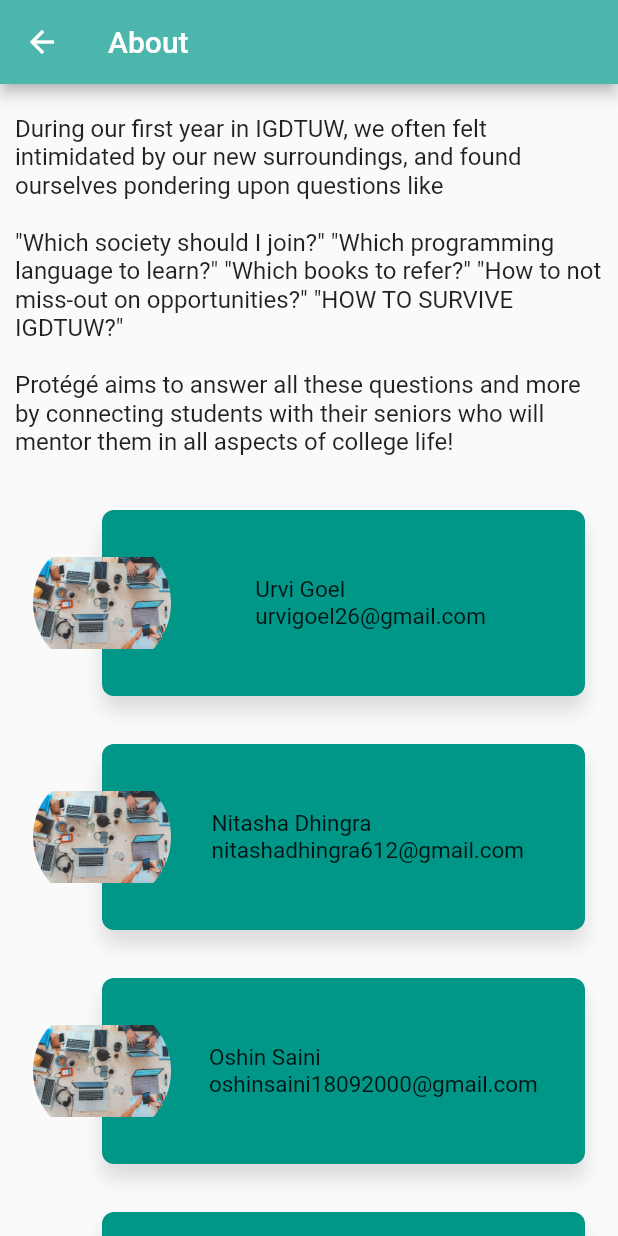
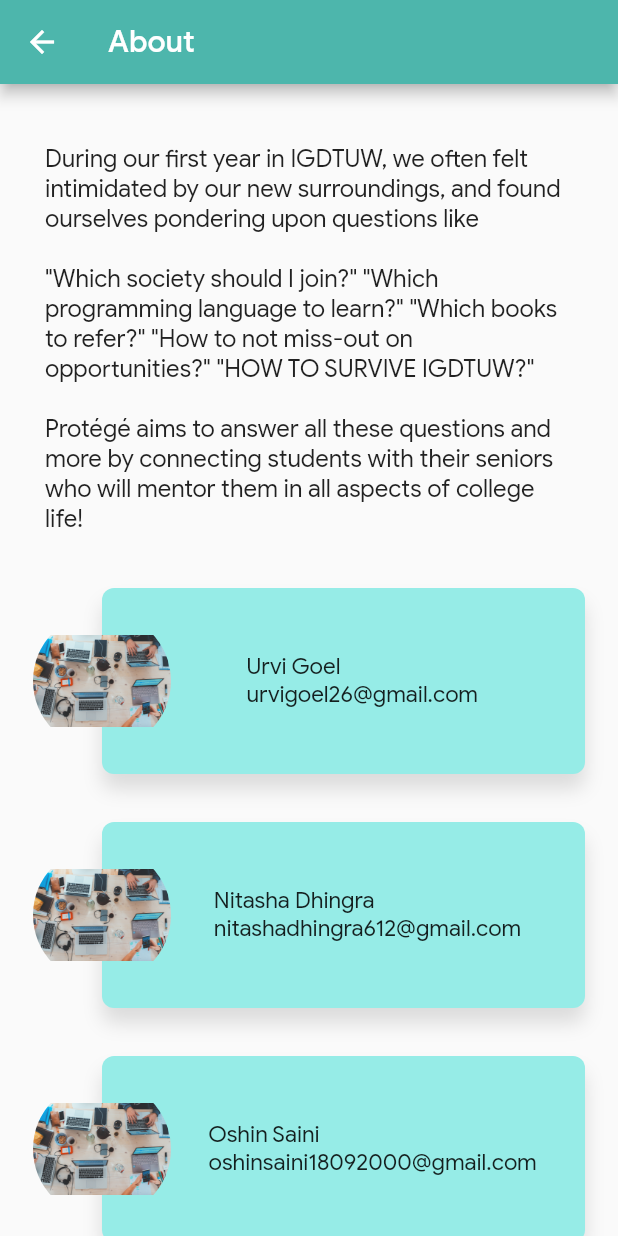
Before and after one commit to Spiral-Forge/Mentorship, a Flutter app: the About screen opened directly, on a phone screen of 412 x 824 dp. Run offline on Flutter 3.47's test engine with Material 2 defaults, Android fonts, the phone set to English and light mode, and no system bars; our stand-ins replace cloud_firestore, firebase_auth, firebase_storage, flutter_spinkit, google_fonts, hexcolor and 4 more; missing offline and left inert: dart:js, flutter_mailer, multiselect_formfield; accounts and stored records are empty.

Commit message:
ui enhanced

```diff
--- a/lib/screens/sidebarScreens/about.dart
+++ b/lib/screens/sidebarScreens/about.dart
@@ -1,33 +1,37 @@
 import 'package:dbapp/constants/colors.dart';
 import 'package:dbapp/constants/sidebarConstants.dart';
 import 'package:flutter/material.dart';
+
 class About extends StatelessWidget {
-
-
   @override
   Widget build(BuildContext context) {
     return new Scaffold(
-      appBar: new AppBar(title: new Text("About"), backgroundColor: AppColors.COLOR_TEAL_LIGHT),
+        appBar: new AppBar(
+            title:
+                new Text("About", style: TextStyle(fontFamily: 'GoogleSans')),
+            backgroundColor: AppColors.COLOR_TEAL_LIGHT),
         body: SingleChildScrollView(
           scrollDirection: Axis.vertical,
           child: new Column(
             children: <Widget>[
-            Center(
+              Padding(
+                padding: EdgeInsets.fromLTRB(20, 20, 20, 0),
                 child: new Container(
-                margin: EdgeInsets.symmetric(vertical:20.0,horizontal:10.0),
-                child: Text(SidebarConstants.aboutSoc,style: TextStyle(fontSize:16.0 ),),
+                  margin:
+                      EdgeInsets.symmetric(vertical: 20.0, horizontal: 10.0),
+                  child: Text(
+                    SidebarConstants.aboutSoc,
+                    style: TextStyle(fontSize: 16.0, fontFamily: 'GoogleSans'),
+                  ),
                 ),
               ),
               new Mycard1(),
               new Mycard2(),
               new Mycard3(),
               new Mycard4(),
-
             ],
           ),
-      )
-
-    );
+        ));
   }
 }
 
@@ -41,14 +45,11 @@ class Mycard1 extends StatelessWidget {
           horizontal: 22.0,
         ),
         child: new Stack(
-        children: <Widget>[
-          card1,
-          thumbnail1
-        ],
-      )
-    );
+          children: <Widget>[card1, thumbnail1],
+        ));
   }
 }
+
 class Mycard2 extends StatelessWidget {
   int num;
   @override
@@ -59,14 +60,11 @@ class Mycard2 extends StatelessWidget {
           horizontal: 22.0,
         ),
         child: new Stack(
-        children: <Widget>[
-          card2,
-          thumbnail2
-        ],
-      )
-    );
+          children: <Widget>[card2, thumbnail2],
+        ));
   }
 }
+
 class Mycard3 extends StatelessWidget {
   int num;
   @override
@@ -77,14 +75,11 @@ class Mycard3 extends StatelessWidget {
           horizontal: 22.0,
         ),
         child: new Stack(
-        children: <Widget>[
-          card3,
-          thumbnail3
-        ],
-      )
-    );
+          children: <Widget>[card3, thumbnail3],
+        ));
   }
 }
+
 class Mycard4 extends StatelessWidget {
   int num;
   @override
@@ -95,18 +90,13 @@ class Mycard4 extends StatelessWidget {
           horizontal: 22.0,
         ),
         child: new Stack(
-        children: <Widget>[
-          card4,
-          thumbnail4
-        ],
-      )
-    );
+          children: <Widget>[card4, thumbnail4],
+        ));
   }
 }
+
 final thumbnail1 = new Container(
-    margin: new EdgeInsets.symmetric(
-      vertical: 16.0
-    ),
+  margin: new EdgeInsets.symmetric(vertical: 16.0),
   alignment: FractionalOffset.centerLeft,
   child: ClipOval(
     child: new Image(
@@ -118,12 +108,16 @@ final thumbnail1 = new Container(
 );
 
 final card1 = new Container(
-    padding: EdgeInsets.only(left:25.0),
+  padding: EdgeInsets.only(left: 25.0),
   height: 124.0,
   margin: new EdgeInsets.only(left: 46.0),
-    child: Center(child: Text(SidebarConstants.founderUrvi,style: TextStyle(fontSize:15.0),)),
+  child: Center(
+      child: Text(
+    SidebarConstants.founderUrvi,
+    style: TextStyle(fontSize: 15.0, fontFamily: 'GoogleSans'),
+  )),
   decoration: new BoxDecoration(
-      color: AppColors.COLOR_TEAL_DARK,
+    color: AppColors.PROTEGE_CYAN,
     shape: BoxShape.rectangle,
     borderRadius: new BorderRadius.circular(8.0),
     boxShadow: <BoxShadow>[
@@ -136,12 +130,8 @@ final thumbnail1 = new Container(
   ),
 );
 
-
 final thumbnail2 = new Container(
-
-    margin: new EdgeInsets.symmetric(
-      vertical: 16.0
-    ),
+  margin: new EdgeInsets.symmetric(vertical: 16.0),
   alignment: FractionalOffset.centerLeft,
   child: ClipOval(
     child: new Image(
@@ -153,12 +143,16 @@ final thumbnail1 = new Container(
 );
 
 final card2 = new Container(
-     padding: EdgeInsets.only(left:25.0),
+  padding: EdgeInsets.only(left: 25.0),
   height: 124.0,
   margin: new EdgeInsets.only(left: 46.0),
-    child: Center(child: Text(SidebarConstants.founderNitasha,style: TextStyle(fontSize:15.0),)),
+  child: Center(
+      child: Text(
+    SidebarConstants.founderNitasha,
+    style: TextStyle(fontSize: 15.0, fontFamily: 'GoogleSans'),
+  )),
   decoration: new BoxDecoration(
-      color: AppColors.COLOR_TEAL_DARK,
+    color: AppColors.PROTEGE_CYAN,
     shape: BoxShape.rectangle,
     borderRadius: new BorderRadius.circular(8.0),
     boxShadow: <BoxShadow>[
@@ -172,9 +166,7 @@ final thumbnail1 = new Container(
 );
 
 final thumbnail3 = new Container(
-    margin: new EdgeInsets.symmetric(
-      vertical: 16.0
-    ),
+  margin: new EdgeInsets.symmetric(vertical: 16.0),
   alignment: FractionalOffset.centerLeft,
   child: ClipOval(
     child: new Image(
@@ -186,12 +178,16 @@ final thumbnail1 = new Container(
 );
 
 final card3 = new Container(
-     padding: EdgeInsets.only(left:25.0),
+  padding: EdgeInsets.only(left: 25.0),
   height: 124.0,
   margin: new EdgeInsets.only(left: 46.0),
-    child: Center(child: Text(SidebarConstants.founderOshin,style: TextStyle(fontSize:15.0),)),
+  child: Center(
+      child: Text(
+    SidebarConstants.founderOshin,
+    style: TextStyle(fontSize: 15.0, fontFamily: 'GoogleSans'),
+  )),
   decoration: new BoxDecoration(
-      color: AppColors.COLOR_TEAL_DARK,
+    color: AppColors.PROTEGE_CYAN,
     shape: BoxShape.rectangle,
     borderRadius: new BorderRadius.circular(8.0),
     boxShadow: <BoxShadow>[
@@ -205,9 +201,7 @@ final thumbnail1 = new Container(
 );
 
 final thumbnail4 = new Container(
-    margin: new EdgeInsets.symmetric(
-      vertical: 16.0
-    ),
+  margin: new EdgeInsets.symmetric(vertical: 16.0),
   alignment: FractionalOffset.centerLeft,
   child: ClipOval(
     child: new Image(
@@ -219,12 +213,16 @@ final thumbnail1 = new Container(
 );
 
 final card4 = new Container(
-     padding: EdgeInsets.only(left:25.0),
+  padding: EdgeInsets.only(left: 25.0),
   height: 124.0,
   margin: new EdgeInsets.only(left: 46.0),
-    child: Center(child: Text(SidebarConstants.founderSuhani,style: TextStyle(fontSize:15.0),)),
+  child: Center(
+      child: Text(
+    SidebarConstants.founderSuhani,
+    style: TextStyle(fontSize: 15.0, fontFamily: 'GoogleSans'),
+  )),
   decoration: new BoxDecoration(
-      color: AppColors.COLOR_TEAL_DARK,
+    color: AppColors.PROTEGE_CYAN,
     shape: BoxShape.rectangle,
     borderRadius: new BorderRadius.circular(8.0),
     boxShadow: <BoxShadow>[
```
Also changed, not shown: lib/constants/sidebarConstants.dart (+4 -4 lines), lib/screens/home/homepage.dart (+83 -21 lines), lib/screens/profile/profile.dart (+55 -85 lines), lib/screens/sidebarScreens/faqs.dart (+32 -26 lines), pubspec.lock. Lines whose indentation alone changed are shown as unchanged.
